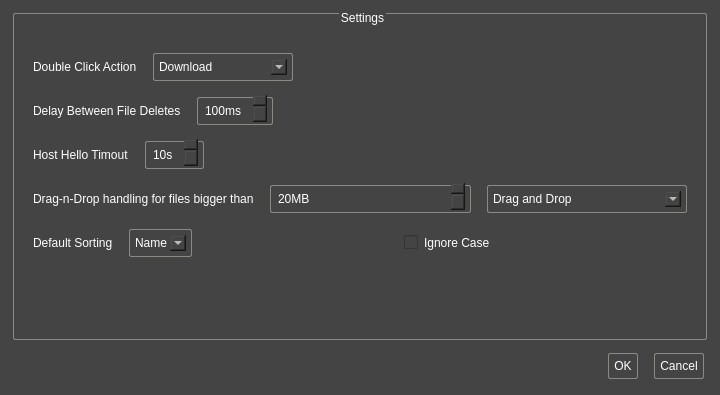
Before: the Qt Designer form ApolloExplorerPC/dialogpreferences.ui in ronybeck/ApolloExplorer, drawn with Qt 5.
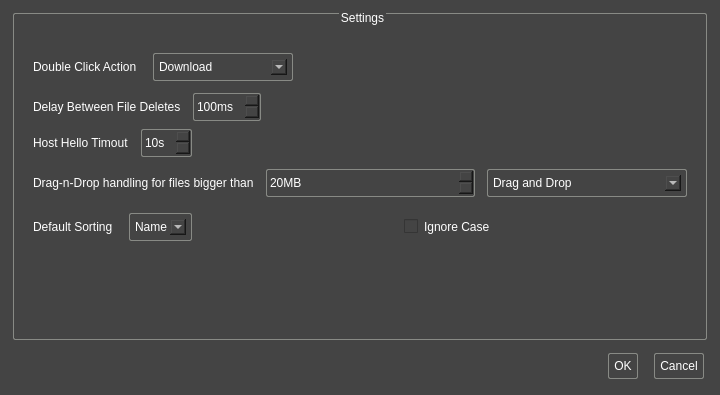
After: the same form once the commit is applied. Icons and pictures are not drawn.

What changed in the file:
```diff
--- a/ApolloExplorerPC/dialogpreferences.ui
+++ b/ApolloExplorerPC/dialogpreferences.ui
@@ -74,13 +74,19 @@
 
 QSpinBox
 {
-	margin: 5px;
-	padding: 5px;
+	margin: 1px;
+	padding: 1px;
 	border: 1px solid rgb(136, 138, 133);
     border-radius: 2px;
 	text-align: center;
 }
 
+QSpinBox::up-button
+{
+	margin: 0px;
+	padding: 0px;
+}
+
 QPushButton::pressed
 {
 	background-color: #555555;
@@ -203,6 +209,12 @@
         </item>
         <item>
          <widget class="QSpinBox" name="spinBoxDeleteDelay">
+          <property name="minimumSize">
+           <size>
+            <width>0</width>
+            <height>30</height>
+           </size>
+          </property>
           <property name="toolTip">
            <string>&lt;html&gt;&lt;head/&gt;&lt;body&gt;&lt;p&gt;Some combinations of OS, file system and drive type can have strange effects when deleting lots of files in quick succession.  This allows a configurable delay between each file to help combat such issues.&lt;/p&gt;&lt;/body&gt;&lt;/html&gt;</string>
           </property>
@@ -249,6 +261,12 @@
         </item>
         <item>
          <widget class="QSpinBox" name="spinBoxHelloTimeout">
+          <property name="minimumSize">
+           <size>
+            <width>0</width>
+            <height>30</height>
+           </size>
+          </property>
           <property name="toolTip">
            <string>This is the time within the Amiga must send a hello message to be considered &quot;online&quot; still.  Failing to do so will cause the client to drop all connections with the Amiga.</string>
           </property>
@@ -292,6 +310,12 @@
         </item>
         <item>
          <widget class="QSpinBox" name="spinBoxDNDSize">
+          <property name="minimumSize">
+           <size>
+            <width>0</width>
+            <height>30</height>
+           </size>
+          </property>
           <property name="toolTip">
            <string>The Qt Framework (which this is written in) provides a basic Drag-and-Drop mechanism.  This is troublesome for large files or directories.  On Linux, file transfers tend to timeout resulting in the downloaded files landing nowhere.  On windows, the desktop can freeze until the download is complete.  This allows the drag-and-drop operation to automatically open a download requestor if the files are too big hence avoiding this issue.</string>
           </property>
```
